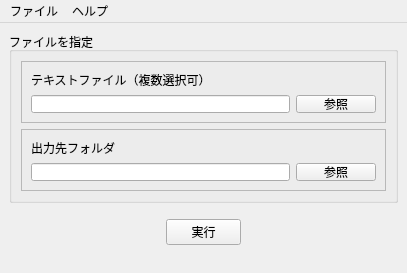
Qt form buncuts/res/ui/main.ui (rongmu/buncuts) before a commit.
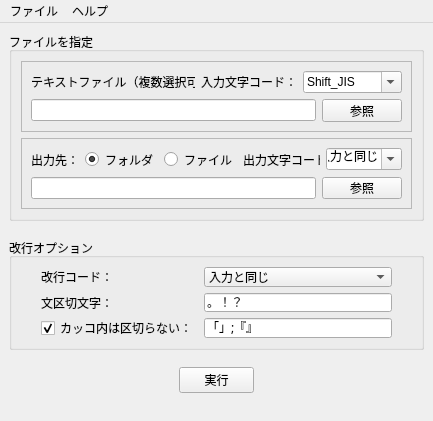
The same form after that commit. Icons and pictures are not drawn.

```diff
--- a/buncuts/res/ui/main.ui
+++ b/buncuts/res/ui/main.ui
@@ -6,20 +6,20 @@
    <rect>
     <x>0</x>
     <y>0</y>
-    <width>407</width>
-    <height>273</height>
+    <width>433</width>
+    <height>421</height>
    </rect>
   </property>
   <property name="minimumSize">
    <size>
-    <width>400</width>
-    <height>273</height>
+    <width>433</width>
+    <height>421</height>
    </size>
   </property>
   <property name="maximumSize">
    <size>
     <width>16777215</width>
-    <height>273</height>
+    <height>11111111</height>
    </size>
   </property>
   <property name="font">
@@ -43,15 +43,27 @@
    <layout class="QVBoxLayout" name="verticalLayout">
     <item>
      <widget class="QGroupBox" name="groupFiles">
+      <property name="minimumSize">
+       <size>
+        <width>415</width>
+        <height>189</height>
+       </size>
+      </property>
       <property name="maximumSize">
        <size>
-        <width>16777215</width>
-        <height>171</height>
+        <width>415</width>
+        <height>189</height>
        </size>
       </property>
       <property name="title">
        <string>ファイルを指定</string>
       </property>
+      <property name="flat">
+       <bool>false</bool>
+      </property>
+      <property name="checkable">
+       <bool>false</bool>
+      </property>
       <layout class="QVBoxLayout" name="verticalLayout_2">
        <item>
         <widget class="QFrame" name="frameInput">
@@ -63,11 +75,62 @@
          </property>
          <layout class="QVBoxLayout" name="verticalLayout_3">
           <item>
-           <widget class="QLabel" name="labelInput">
-            <property name="text">
-             <string>テキストファイル（複数選択可）</string>
-            </property>
-           </widget>
+           <layout class="QHBoxLayout" name="horizontalLayout">
+            <item>
+             <widget class="QLabel" name="labelInput">
+              <property name="text">
+               <string>テキストファイル（複数選択可）</string>
+              </property>
+             </widget>
+            </item>
+            <item>
+             <spacer name="horizontalSpacer">
+              <property name="orientation">
+               <enum>Qt::Horizontal</enum>
+              </property>
+              <property name="sizeHint" stdset="0">
+               <size>
+                <width>40</width>
+                <height>20</height>
+               </size>
+              </property>
+             </spacer>
+            </item>
+            <item>
+             <widget class="QLabel" name="label">
+              <property name="text">
+               <string>入力文字コード：</string>
+              </property>
+             </widget>
+            </item>
+            <item>
+             <widget class="QComboBox" name="comboBox">
+              <property name="editable">
+               <bool>true</bool>
+              </property>
+              <item>
+               <property name="text">
+                <string>Shift_JIS</string>
+               </property>
+              </item>
+              <item>
+               <property name="text">
+                <string>UTF-8</string>
+               </property>
+              </item>
+              <item>
+               <property name="text">
+                <string>EUC-JP</string>
+               </property>
+              </item>
+              <item>
+               <property name="text">
+                <string>ISO-2022-JP</string>
+               </property>
+              </item>
+             </widget>
+            </item>
+           </layout>
           </item>
           <item>
            <layout class="QHBoxLayout" name="horizontalLayout_2">
@@ -105,11 +168,84 @@
          </property>
          <layout class="QVBoxLayout" name="verticalLayout_4">
           <item>
-           <widget class="QLabel" name="labelOutput">
-            <property name="text">
-             <string>出力先フォルダ</string>
-            </property>
-           </widget>
+           <layout class="QHBoxLayout" name="horizontalLayout_5">
+            <item>
+             <widget class="QLabel" name="labelOutput">
+              <property name="text">
+               <string>出力先：</string>
+              </property>
+             </widget>
+            </item>
+            <item>
+             <widget class="QRadioButton" name="radioButton">
+              <property name="text">
+               <string>フォルダ</string>
+              </property>
+              <property name="checked">
+               <bool>true</bool>
+              </property>
+             </widget>
+            </item>
+            <item>
+             <widget class="QRadioButton" name="radioButton_2">
+              <property name="text">
+               <string>ファイル</string>
+              </property>
+             </widget>
+            </item>
+            <item>
+             <spacer name="horizontalSpacer_2">
+              <property name="orientation">
+               <enum>Qt::Horizontal</enum>
+              </property>
+              <property name="sizeHint" stdset="0">
+               <size>
+                <width>40</width>
+                <height>20</height>
+               </size>
+              </property>
+             </spacer>
+            </item>
+            <item>
+             <widget class="QLabel" name="label_2">
+              <property name="text">
+               <string>出力文字コード：</string>
+              </property>
+             </widget>
+            </item>
+            <item>
+             <widget class="QComboBox" name="comboBox_2">
+              <property name="editable">
+               <bool>true</bool>
+              </property>
+              <item>
+               <property name="text">
+                <string>入力と同じ</string>
+               </property>
+              </item>
+              <item>
+               <property name="text">
+                <string>Shift_JIS</string>
+               </property>
+              </item>
+              <item>
+               <property name="text">
+                <string>UTF-8</string>
+               </property>
+              </item>
+              <item>
+               <property name="text">
+                <string>EUC-JP</string>
+               </property>
+              </item>
+              <item>
+               <property name="text">
+                <string>ISO-2022-JP</string>
+               </property>
+              </item>
+             </widget>
+            </item>
+           </layout>
           </item>
           <item>
            <layout class="QHBoxLayout" name="horizontalLayout_3">
@@ -131,6 +267,172 @@
       </layout>
      </widget>
     </item>
+    <item>
+     <spacer name="verticalSpacer_2">
+      <property name="orientation">
+       <enum>Qt::Vertical</enum>
+      </property>
+      <property name="sizeHint" stdset="0">
+       <size>
+        <width>20</width>
+        <height>40</height>
+       </size>
+      </property>
+     </spacer>
+    </item>
+    <item>
+     <widget class="QGroupBox" name="groupBox">
+      <property name="enabled">
+       <bool>true</bool>
+      </property>
+      <property name="maximumSize">
+       <size>
+        <width>415</width>
+        <height>112</height>
+       </size>
+      </property>
+      <property name="title">
+       <string>改行オプション</string>
+      </property>
+      <property name="flat">
+       <bool>false</bool>
+      </property>
+      <layout class="QHBoxLayout" name="horizontalLayout_7">
+       <item>
+        <spacer name="horizontalSpacer_3">
+         <property name="orientation">
+          <enum>Qt::Horizontal</enum>
+         </property>
+         <property name="sizeType">
+          <enum>QSizePolicy::Minimum</enum>
+         </property>
+         <property name="sizeHint" stdset="0">
+          <size>
+           <width>20</width>
+           <height>20</height>
+          </size>
+         </property>
+        </spacer>
+       </item>
+       <item>
+        <layout class="QFormLayout" name="formLayout_2">
+         <property name="fieldGrowthPolicy">
+          <enum>QFormLayout::AllNonFixedFieldsGrow</enum>
+         </property>
+         <item row="0" column="0">
+          <widget class="QLabel" name="label_3">
+           <property name="text">
+            <string>改行コード：</string>
+           </property>
+          </widget>
+         </item>
+         <item row="0" column="1">
+          <widget class="QComboBox" name="comboBox_3">
+           <property name="maximumSize">
+            <size>
+             <width>16777215</width>
+             <height>16777215</height>
+            </size>
+           </property>
+           <property name="editable">
+            <bool>false</bool>
+           </property>
+           <item>
+            <property name="text">
+             <string>入力と同じ</string>
+            </property>
+           </item>
+           <item>
+            <property name="text">
+             <string>CRLF(Windows)</string>
+            </property>
+           </item>
+           <item>
+            <property name="text">
+             <string>LF(Mac OS X/Linux/Unix)</string>
+            </property>
+           </item>
+          </widget>
+         </item>
+         <item row="1" column="0">
+          <widget class="QLabel" name="label_4">
+           <property name="text">
+            <string>文区切文字：</string>
+           </property>
+          </widget>
+         </item>
+         <item row="1" column="1">
+          <widget class="QLineEdit" name="lineEdit_2">
+           <property name="maximumSize">
+            <size>
+             <width>16777215</width>
+             <height>16777215</height>
+            </size>
+           </property>
+           <property name="font">
+            <font>
+             <family>メイリオ</family>
+             <weight>50</weight>
+             <bold>false</bold>
+            </font>
+           </property>
+           <property name="text">
+            <string>。！？</string>
+           </property>
+          </widget>
+         </item>
+         <item row="2" column="0">
+          <widget class="QCheckBox" name="checkBox">
+           <property name="autoFillBackground">
+            <bool>false</bool>
+           </property>
+           <property name="text">
+            <string>カッコ内は区切らない：</string>
+           </property>
+           <property name="checked">
+            <bool>true</bool>
+           </property>
+          </widget>
+         </item>
+         <item row="2" column="1">
+          <widget class="QLineEdit" name="lineEdit">
+           <property name="maximumSize">
+            <size>
+             <width>16777215</width>
+             <height>16777215</height>
+            </size>
+           </property>
+           <property name="font">
+            <font>
+             <family>メイリオ</family>
+            </font>
+           </property>
+           <property name="text">
+            <string>「」;『』</string>
+           </property>
+          </widget>
+         </item>
+        </layout>
+       </item>
+       <item>
+        <spacer name="horizontalSpacer_4">
+         <property name="orientation">
+          <enum>Qt::Horizontal</enum>
+         </property>
+         <property name="sizeType">
+          <enum>QSizePolicy::Minimum</enum>
+         </property>
+         <property name="sizeHint" stdset="0">
+          <size>
+           <width>20</width>
+           <height>20</height>
+          </size>
+         </property>
+        </spacer>
+       </item>
+      </layout>
+     </widget>
+    </item>
     <item>
      <spacer name="verticalSpacer">
       <property name="orientation">
@@ -148,6 +450,9 @@
      <layout class="QHBoxLayout" name="horizontalLayout_4">
       <item alignment="Qt::AlignHCenter">
        <widget class="QPushButton" name="btnExecute">
+        <property name="enabled">
+         <bool>true</bool>
+        </property>
         <property name="maximumSize">
          <size>
           <width>75</width>
@@ -168,7 +473,7 @@
     <rect>
      <x>0</x>
      <y>0</y>
-     <width>407</width>
+     <width>433</width>
      <height>24</height>
     </rect>
    </property>
```
Left out of the diff: 9 changed lines with no effect on the pictures.
